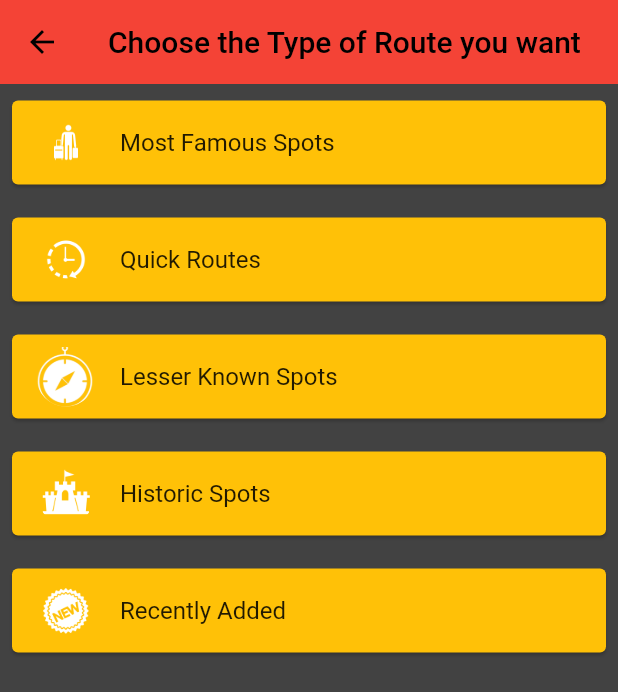
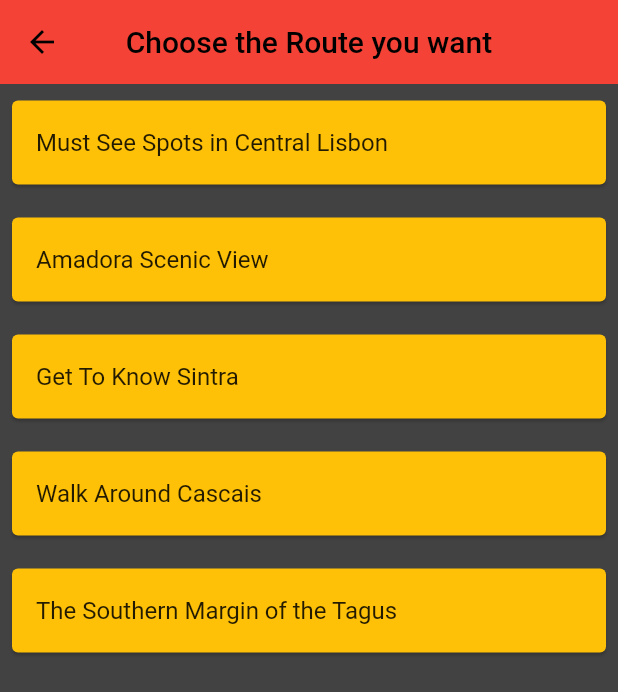
Before and after one commit to gfmateus5/PayAVisit, a Flutter app: the RoutePage screen opened directly, after a tap on "Most Famous Spots", on a phone screen of 412 x 824 dp. Shown: the top 692 px of the screen. Run offline on Flutter 3.47's test engine with Material 2 defaults, Android fonts, the light colour scheme and no system bars; our stand-ins replace cloud_firestore, firebase_core, geolocator, get, google_maps_flutter; missing offline and left inert: geoflutterfire; accounts and stored records are empty.

Commit message:
Hamburger Routes

```diff
--- /dev/null
+++ b/lib/pages/most_famous_spots.dart
@@ -0,0 +1,63 @@
+import 'package:flutter/material.dart';
+import 'package:flutter_google_maps_exemplo/pages/must_see_central_lisbon.dart';
+class MostFamousSpotsPage extends StatefulWidget {
+  @override
+  _MostFamousSpotsPage createState() => _MostFamousSpotsPage();
+}
+class MostFamousSpot {
+  String text;
+  MostFamousSpot({this.text});
+}
+class _MostFamousSpotsPage extends State<MostFamousSpotsPage> {
+
+  List<MostFamousSpot> spots = [
+    MostFamousSpot(text: 'Must See Spots in Central Lisbon'),
+    MostFamousSpot(text: 'Amadora Scenic View'),
+    MostFamousSpot(text: 'Get To Know Sintra'),
+    MostFamousSpot(text: 'Walk Around Cascais'),
+    MostFamousSpot(text: 'The Southern Margin of the Tagus')
+  ];
+
+  @override
+  void initState() {
+    super.initState();
+  }
+
+  @override
+  Widget build(BuildContext context) {
+    return Scaffold(
+      backgroundColor: Colors.grey.shade800,
+      appBar: AppBar(
+        backgroundColor: Colors.red,
+        title: Text('Choose the Route you want'),
+        centerTitle: true,
+        elevation: 0,
+      ),
+      body: ListView.builder(
+          itemCount: spots.length,
+          itemBuilder: (context, index) {
+            return Padding(
+              padding: const EdgeInsets.symmetric(vertical: 7.0, horizontal: 4.0),
+              child: Card(
+                color: Colors.amber,
+                child: ListTile(
+                    title: Text(spots[index].text),
+
+                    onTap: () {
+                      if (spots[index].text == 'Must See Spots in Central Lisbon')
+                        Navigator.push(
+                          context,
+                          MaterialPageRoute(
+                              builder: (context) => MustSeeCentralLisbonPage()),
+                        );
+                      else;
+                    },
+
+                ),
+              ),
+            );
+          }
+      ),
+    );
+  }
+}
--- a/lib/pages/route_page.dart
+++ b/lib/pages/route_page.dart
@@ -1,4 +1,5 @@
 import 'package:flutter/material.dart';
+import 'package:flutter_google_maps_exemplo/pages/most_famous_spots.dart';
 class RoutePage extends StatefulWidget {
   @override
   _RoutePage createState() => _RoutePage();
@@ -42,7 +43,12 @@ class _RoutePage extends State<RoutePage> {
               child: Card(
                 color: Colors.amber,
                 child: ListTile(
-                  onTap: () {},
+                  onTap: () {
+                    Navigator.push(
+                      context,
+                      MaterialPageRoute(builder: (context) => MostFamousSpotsPage()),
+                    );
+                  },
                   title: Text(routes[index].text),
                   leading: CircleAvatar(
                     backgroundImage: AssetImage('assets/${routes[index].icon}'),
```
Also changed, not shown: lib/pages/constants.dart (added, +47 -0 lines), lib/pages/must_see_central_lisbon.dart (added, +130 -0 lines), assets/castelodesjorge.png (added), assets/chiado.png (added), assets/terreirodopaco.png (added).
